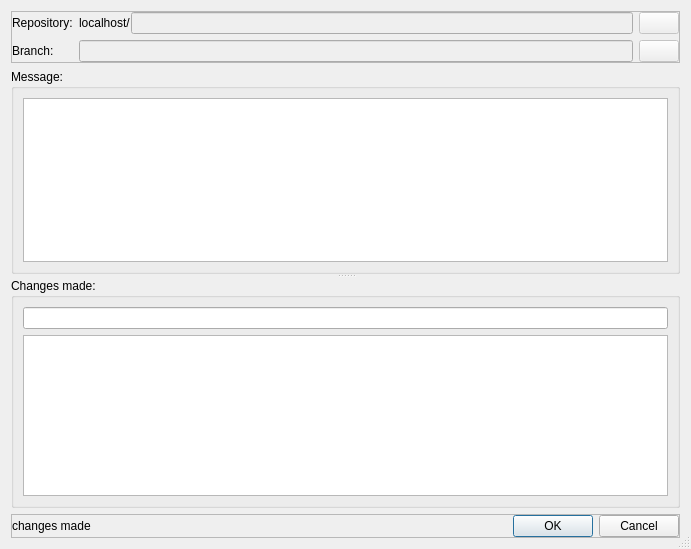
3drepo/3drepogui, file forms/repo_dialogcommit.ui: the form before one commit.
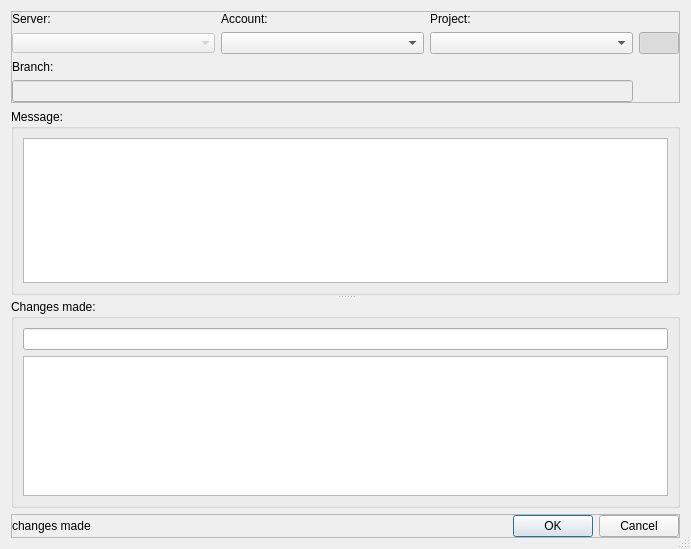
The form after the commit. Custom widgets are drawn as their Qt base class.

Commit message: Started Commit Dialog redesign.

The edit to the form file:
```diff
--- a/forms/repo_dialogcommit.ui
+++ b/forms/repo_dialogcommit.ui
@@ -39,82 +39,54 @@
        <number>0</number>
       </property>
       <property name="horizontalSpacing">
-       <number>0</number>
+       <number>6</number>
       </property>
-      <item row="0" column="1">
-       <spacer name="horizontalSpacer">
-        <property name="orientation">
-         <enum>Qt::Horizontal</enum>
-        </property>
-        <property name="sizeType">
-         <enum>QSizePolicy::Fixed</enum>
-        </property>
-        <property name="sizeHint" stdset="0">
-         <size>
-          <width>6</width>
-          <height>20</height>
-         </size>
-        </property>
-       </spacer>
-      </item>
-      <item row="0" column="2">
-       <widget class="QLabel" name="serverLabel">
-        <property name="text">
-         <string>localhost/</string>
-        </property>
-       </widget>
-      </item>
-      <item row="0" column="0">
-       <widget class="QLabel" name="repositoryLabel">
-        <property name="sizePolicy">
-         <sizepolicy hsizetype="Preferred" vsizetype="Preferred">
-          <horstretch>0</horstretch>
-          <verstretch>0</verstretch>
-         </sizepolicy>
-        </property>
-        <property name="text">
-         <string>Repository:</string>
-        </property>
-       </widget>
-      </item>
-      <item row="1" column="2" colspan="2">
-       <widget class="QLineEdit" name="branchLineEdit">
-        <property name="enabled">
-         <bool>false</bool>
-        </property>
-       </widget>
-      </item>
-      <item row="0" column="3">
-       <widget class="QLineEdit" name="repositoryLineEdit">
-        <property name="enabled">
-         <bool>false</bool>
-        </property>
-       </widget>
-      </item>
-      <item row="1" column="0">
+      <item row="4" column="0">
        <widget class="QLabel" name="branchLabel">
         <property name="text">
          <string>Branch:</string>
         </property>
        </widget>
       </item>
-      <item row="1" column="5">
+      <item row="2" column="0">
+       <widget class="QLabel" name="label">
+        <property name="text">
+         <string>Server:</string>
+        </property>
+       </widget>
+      </item>
+      <item row="5" column="5">
        <widget class="QPushButton" name="branchPushButton">
         <property name="enabled">
          <bool>false</bool>
         </property>
+        <property name="sizePolicy">
+         <sizepolicy hsizetype="Fixed" vsizetype="Fixed">
+          <horstretch>0</horstretch>
+          <verstretch>0</verstretch>
+         </sizepolicy>
+        </property>
         <property name="text">
          <string/>
         </property>
         <property name="checkable">
          <bool>true</bool>
         </property>
+        <property name="flat">
+         <bool>true</bool>
+        </property>
        </widget>
       </item>
-      <item row="0" column="5">
+      <item row="3" column="5">
        <widget class="QPushButton" name="repositoryPushButton">
         <property name="enabled">
-         <bool>false</bool>
+         <bool>true</bool>
+        </property>
+        <property name="sizePolicy">
+         <sizepolicy hsizetype="Fixed" vsizetype="Fixed">
+          <horstretch>0</horstretch>
+          <verstretch>0</verstretch>
+         </sizepolicy>
         </property>
         <property name="text">
          <string/>
@@ -122,39 +94,53 @@
         <property name="checkable">
          <bool>true</bool>
         </property>
+        <property name="checked">
+         <bool>true</bool>
+        </property>
+        <property name="flat">
+         <bool>true</bool>
+        </property>
        </widget>
       </item>
-      <item row="0" column="4">
-       <spacer name="horizontalSpacer_2">
-        <property name="orientation">
-         <enum>Qt::Horizontal</enum>
+      <item row="5" column="0" colspan="3">
+       <widget class="QLineEdit" name="branchLineEdit">
+        <property name="enabled">
+         <bool>false</bool>
         </property>
-        <property name="sizeType">
-         <enum>QSizePolicy::Fixed</enum>
+       </widget>
+      </item>
+      <item row="3" column="0">
+       <widget class="QComboBox" name="serverComboBox">
+        <property name="enabled">
+         <bool>false</bool>
         </property>
-        <property name="sizeHint" stdset="0">
-         <size>
-          <width>6</width>
-          <height>20</height>
-         </size>
+        <property name="duplicatesEnabled">
+         <bool>true</bool>
         </property>
-       </spacer>
+        <property name="frame">
+         <bool>false</bool>
+        </property>
+       </widget>
       </item>
-      <item row="1" column="4">
-       <spacer name="horizontalSpacer_3">
-        <property name="orientation">
-         <enum>Qt::Horizontal</enum>
+      <item row="3" column="1">
+       <widget class="QComboBox" name="accountComboBox"/>
+      </item>
+      <item row="2" column="1">
+       <widget class="QLabel" name="label_2">
+        <property name="text">
+         <string>Account:</string>
         </property>
-        <property name="sizeType">
-         <enum>QSizePolicy::Fixed</enum>
+       </widget>
+      </item>
+      <item row="3" column="2">
+       <widget class="QComboBox" name="projectComboBox"/>
+      </item>
+      <item row="2" column="2">
+       <widget class="QLabel" name="label_3">
+        <property name="text">
+         <string>Project:</string>
         </property>
-        <property name="sizeHint" stdset="0">
-         <size>
-          <width>6</width>
-          <height>20</height>
-         </size>
-        </property>
-       </spacer>
+       </widget>
       </item>
      </layout>
     </widget>
```
The commit also changes 3 other files.
